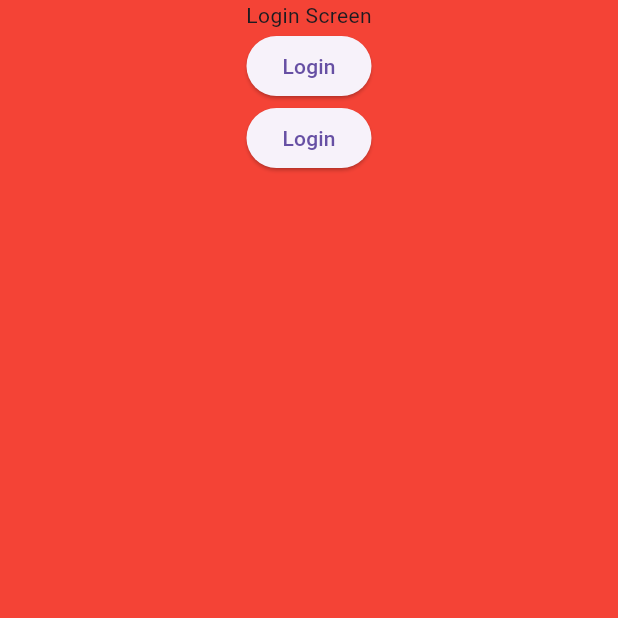
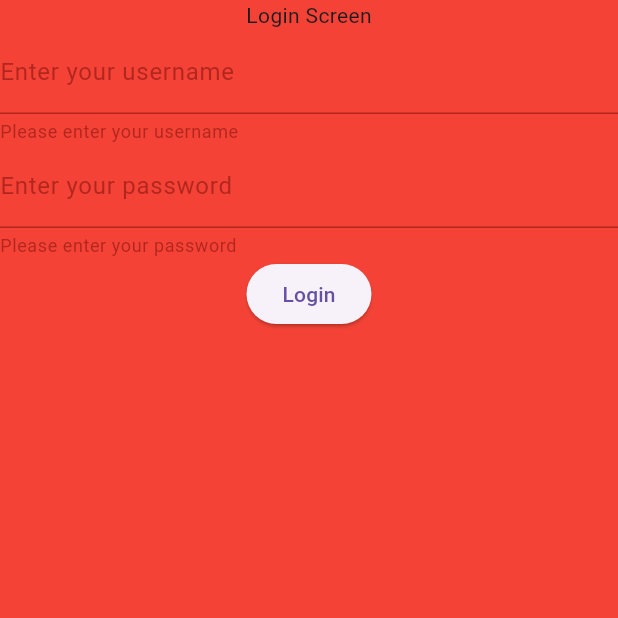
Before and after one commit to DavidPerezContreras/com_flexprods_task, a Flutter app: the screen it shows after launch, after a tap on "Login", on a phone screen of 412 x 824 dp, the top half of it. Run offline on Flutter 3.47's test engine with Material 3 defaults, Android fonts, the phone set to English and light mode, and no system bars; our stand-ins replace dio, flutter_secure_storage; missing offline and left inert: dart:ffi.

Commit message:
Simple Login

```diff
--- /dev/null
+++ b/lib/config/config.dart
@@ -0,0 +1 @@
+const baseUrl = "https://34.175.215.38:8080";
--- a/lib/data/auth/remote/auth_remote_impl.dart
+++ b/lib/data/auth/remote/auth_remote_impl.dart
@@ -1,6 +1,7 @@
 import 'dart:io';
 import 'package:dio/dio.dart';
 import 'package:dio/io.dart';
+import 'package:nested_navigation/config/config.dart';
 import 'package:nested_navigation/domain/model/resource_state.dart';
 import 'package:flutter_secure_storage/flutter_secure_storage.dart'; // Add this line
 
@@ -15,11 +16,11 @@ class AuthRemoteImpl {
     };
   }
 
-  Future<ResourceState<bool>> login() async {
+  Future<ResourceState<bool>> login(String username, String password) async {
     try {
       final response = await _dio.post(
-        'https://10.0.2.2:8080/api/auth/login',
-        data: {"username": "username1", "password": "password"},
+        '$baseUrl/auth/login',
+        data: {"username": username, "password": password},
       );
 
       if (response.statusCode == 200) {
--- a/lib/data/auth_data_impl.dart
+++ b/lib/data/auth_data_impl.dart
@@ -13,10 +13,4 @@ class AuthDataImpl implements AuthRepository {
     // TODO: implement register
     throw UnimplementedError();
   }
-
-  @override
-  Future<ResourceState<bool>> refresh() {
-    // TODO: implement refresh
-    throw UnimplementedError();
-  }
 }
--- a/lib/domain/repository/auth_repository.dart
+++ b/lib/domain/repository/auth_repository.dart
@@ -1,7 +1,6 @@
 import 'package:nested_navigation/domain/model/resource_state.dart';
 
 abstract class AuthRepository {
-  Future<ResourceState<bool>> refresh();
   Future<ResourceState<bool>> login();
   Future<ResourceState<bool>> register();
 }
--- a/lib/presentation/pages/auth_nav/sub_page/login/login_page.dart
+++ b/lib/presentation/pages/auth_nav/sub_page/login/login_page.dart
@@ -13,7 +13,10 @@ class LoginPage extends StatefulWidget {
 }
 
 class _LoginPageState extends State<LoginPage> {
+  final _formKey = GlobalKey<FormState>();
   AuthRemoteImpl authRemoteImpl = AuthRemoteImpl();
+  String? username;
+  String? password;
 
   @override
   Widget build(BuildContext context) {
@@ -25,28 +28,50 @@ class _LoginPageState extends State<LoginPage> {
         width: double.infinity,
         color: Colors.red,
         child: Center(
+          child: Form(
+            key: _formKey,
             child: Column(
-            children: [
+              children: <Widget>[
                 Text("Login Screen"),
-              ElevatedButton(
-                child: Text("Login"),
-                onPressed: () async {
-                  authRemoteImpl.login().then((resourceState) {
-                    if (resourceState.status == Status.SUCCESS) {
-                      authNavigationProvider
-                          .navigate(const MaterialPage(child: ContentPage()));
+                TextFormField(
+                  decoration: InputDecoration(labelText: 'Enter your username'),
+                  validator: (value) {
+                    if (value == null || value.isEmpty) {
+                      return 'Please enter your username';
                     }
-                  });
+                    return null;
                   },
+                  onSaved: (value) => username = value,
+                ),
+                TextFormField(
+                  decoration: InputDecoration(labelText: 'Enter your password'),
+                  obscureText: true,
+                  validator: (value) {
+                    if (value == null || value.isEmpty) {
+                      return 'Please enter your password';
+                    }
+                    return null;
+                  },
+                  onSaved: (value) => password = value,
                 ),
                 ElevatedButton(
                   child: Text("Login"),
                   onPressed: () {
-                  authNavigationProvider
-                      .navigate(const MaterialPage(child: ContentPage()));
+                    if (_formKey.currentState!.validate()) {
+                      _formKey.currentState!.save();
+                      authRemoteImpl
+                          .login(username!, password!)
+                          .then((resourceState) {
+                        if (resourceState.status == Status.SUCCESS) {
+                          authNavigationProvider.navigate(
+                              const MaterialPage(child: ContentPage()));
+                        }
+                      });
+                    }
                   },
-              )
+                ),
               ],
+            ),
           ),
         ),
       ),
```
Lines whose indentation alone changed are shown as unchanged.
